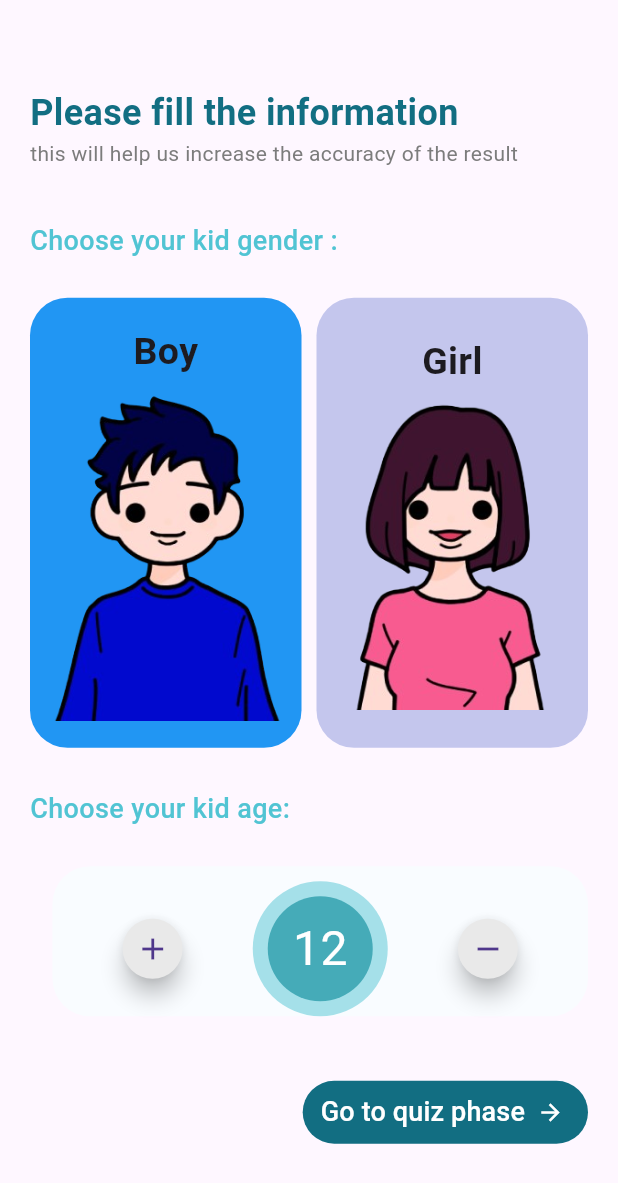
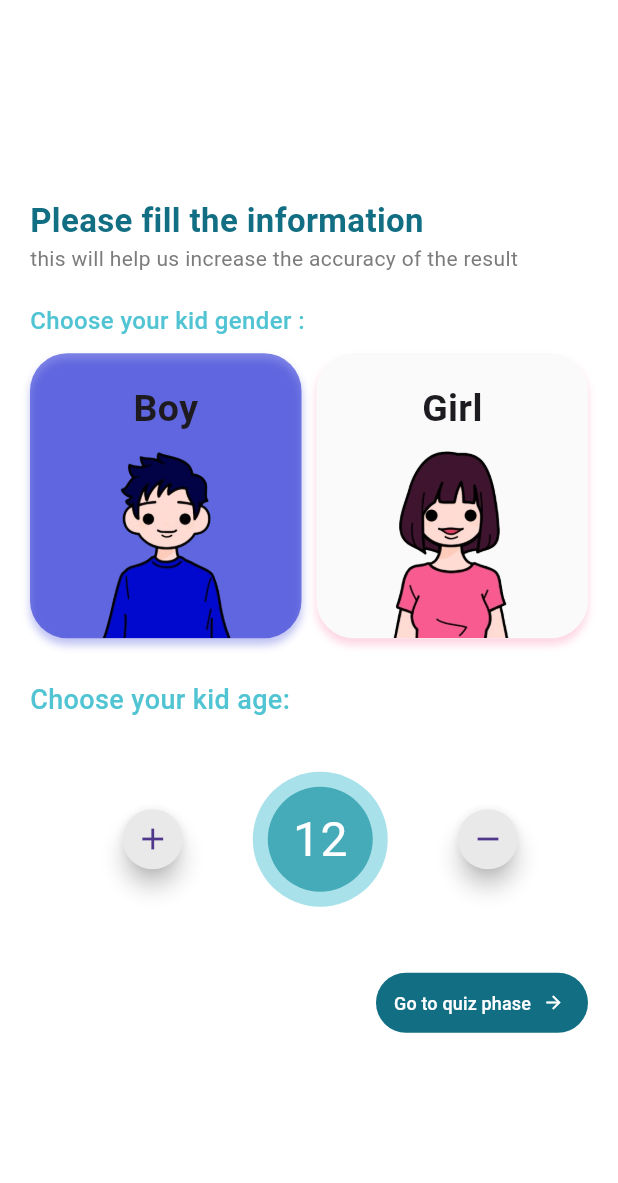
Before and after one commit to Al-Dos024/Neuro-Rush, a Flutter app: the screen it shows after launch, on a phone screen of 412 x 824 dp. Shown: the top 1183 px of the screen. Run offline on Flutter 3.47's test engine with Material 3 defaults, Android fonts, the phone set to English and light mode, and no system bars; our stand-ins replace font_awesome_flutter, google_fonts, smooth_page_indicator; Roboto replaces fonts that are missing (Kodchasan).

Commit message:
some refactor on def_the_kid

```diff
--- a/lib/constants.dart
+++ b/lib/constants.dart
@@ -8,3 +8,5 @@ const Color kGraycolor_1 = Color(0xff7C7C7C);
 const Color kGraycolor_2 = Color(0xffE9E9E9);
 const Color kBluecolor_1 = Color(0xff126E82);
 const Color kBluecolor_2 = Color(0xff45ABB8);
+const Color kFemalecolor = Color(0xffF85B90);
+const Color kMalecolor = Color(0xff000BCC);
--- /dev/null
+++ b/lib/features/main/screens/main_view.dart
@@ -0,0 +1,19 @@
+import 'package:flutter/material.dart';
+
+class MainView extends StatelessWidget {
+  const MainView({super.key});
+
+  @override
+  Widget build(BuildContext context) {
+    return Scaffold(
+      appBar: AppBar(
+        actions: [
+          IconButton(
+            icon: const Icon(Icons.menu),
+            onPressed: (){},
+          )
+        ],
+      ),
+    );
+  }
+}
--- a/lib/features/quiz for kid/presentation/screens/def_the_kid.dart
+++ b/lib/features/quiz for kid/presentation/screens/def_the_kid.dart
@@ -1,5 +1,6 @@
 import 'package:adhd/constants.dart';
 import 'package:flutter/material.dart';
+import 'package:google_fonts/google_fonts.dart';
 
 import 'kid.dart';
 
@@ -16,42 +17,49 @@ class _DefineTheKidState extends State<DefineTheKid> {
   @override
   Widget build(BuildContext context) {
     return Scaffold(
+      backgroundColor: kWhitecolor,
       body: Padding(
         padding: const EdgeInsets.all(20.0),
-        child: Column(mainAxisAlignment: MainAxisAlignment.center, children: [
-          const Align(
+        child: Column(
+          mainAxisAlignment: MainAxisAlignment.center,
+          children: [
+            Align(
               alignment: Alignment.bottomLeft,
               child: Text(
                 'Please fill the information ',
-              style: TextStyle(
-                fontSize: 24,
+                style: GoogleFonts.kodchasan(
+                  fontSize: 22,
                   color: kBluecolor_1,
                   fontWeight: FontWeight.bold,
                 ),
               ),
             ),
-          const Align(
+            Align(
               alignment: Alignment.bottomLeft,
               child: Text(
                 'this will help us increase the accuracy of the result',
-              style: TextStyle(fontSize: 14, color: kGraycolor_1),
+                style: GoogleFonts.kodchasan(
+                  fontSize: 14,
+                  color: kGraycolor_1,
+                ),
               ),
             ),
             const SizedBox(
-            height: 35,
+              height: 20,
             ),
-          const Align(
+            Align(
               alignment: Alignment.bottomLeft,
               child: Text(
                 'Choose your kid gender :',
-              style: TextStyle(
-                  fontSize: 18,
+                style: GoogleFonts.kodchasan(
+                  fontSize: 16,
                   color: kPrimerycolor,
-                  fontWeight: FontWeight.w500),
+                  fontWeight: FontWeight.w500,
+                ),
               ),
             ),
             const SizedBox(
-            height: 25,
+              height: 10,
             ),
             Row(
               children: [
@@ -63,26 +71,37 @@ class _DefineTheKidState extends State<DefineTheKid> {
                       });
                     },
                     child: Container(
-                    height: 300,
+                      height: 190,
+                      width: 150,
                       decoration: BoxDecoration(
+                        boxShadow: [
+                          BoxShadow(
+                            color: kMalecolor.withOpacity(0.25),
+                            spreadRadius: 0,
+                            blurRadius: 4,
+                            offset: const Offset(0, 4),
+                          ),
+                        ],
                         borderRadius: BorderRadius.circular(25),
                         color: isMale
-                          ? Colors.blue
-                          : const Color.fromARGB(255, 196, 198, 237),
+                            ? kMalecolor.withOpacity(0.5)
+                            : kWhitecolor_1,
                       ),
-                    child: const Column(
-                      mainAxisAlignment: MainAxisAlignment.center,
+                      child: Column(
+                        mainAxisAlignment: MainAxisAlignment.end,
+                        crossAxisAlignment: CrossAxisAlignment.center,
                         children: [
                           Text(
                             'Boy',
-                          style: TextStyle(
+                            style: GoogleFonts.kodchasan(
                                 fontSize: 25, fontWeight: FontWeight.bold),
                           ),
-                        SizedBox(
+                          const SizedBox(
                             height: 10,
                           ),
-                        Image(
+                          const Image(
                             image: AssetImage("assets/icons/male.png"),
+                            height: 125,
                           )
                         ],
                       ),
@@ -100,26 +119,38 @@ class _DefineTheKidState extends State<DefineTheKid> {
                       });
                     },
                     child: Container(
-                    height: 300,
+                      height: 190,
+                      width: 150,
                       decoration: BoxDecoration(
+                        boxShadow: [
+                          BoxShadow(
+                            color: kFemalecolor.withOpacity(0.25),
+                            spreadRadius: 0,
+                            blurRadius: 4,
+                            offset: const Offset(0, 4),
+                          ),
+                        ],
                         borderRadius: BorderRadius.circular(25),
                         color: isMale
-                          ? const Color.fromARGB(255, 196, 198, 237)
-                          : Colors.pinkAccent,
+                            ? kWhitecolor_1
+                            : kFemalecolor.withOpacity(0.5),
                       ),
-                    child: const Column(
-                      mainAxisAlignment: MainAxisAlignment.center,
+                      child: Column(
+                        mainAxisAlignment: MainAxisAlignment.end,
                         children: [
                           Text(
                             'Girl',
-                          style: TextStyle(
-                              fontSize: 25, fontWeight: FontWeight.bold),
+                            style: GoogleFonts.kodchasan(
+                              fontSize: 25,
+                              fontWeight: FontWeight.bold,
                             ),
-                        SizedBox(
+                          ),
+                          const SizedBox(
                             height: 10,
                           ),
-                        Image(
+                          const Image(
                             image: AssetImage("assets/icons/female.png"),
+                            height: 125,
                           ),
                         ],
                       ),
@@ -134,11 +165,11 @@ class _DefineTheKidState extends State<DefineTheKid> {
             const SizedBox(
               height: 28,
             ),
-          const Align(
+            Align(
               alignment: Alignment.bottomLeft,
               child: Text(
                 'Choose your kid age:',
-              style: TextStyle(
+                style: GoogleFonts.kodchasan(
                     fontSize: 18,
                     color: kPrimerycolor,
                     fontWeight: FontWeight.w500),
@@ -156,9 +187,9 @@ class _DefineTheKidState extends State<DefineTheKid> {
                   child: Container(
                     decoration: BoxDecoration(
                       borderRadius: BorderRadius.circular(25),
-                    color: const Color.fromARGB(255, 249, 252, 255),
                     ),
                     child: Column(
+                      crossAxisAlignment: CrossAxisAlignment.end,
                       mainAxisAlignment: MainAxisAlignment.center,
                       children: [
                         const SizedBox(
@@ -202,7 +233,7 @@ class _DefineTheKidState extends State<DefineTheKid> {
                                     child: Center(
                                       child: Text(
                                         '$age',
-                                      style: const TextStyle(
+                                        style: GoogleFonts.kodchasan(
                                             fontSize: 32, color: Colors.white),
                                       ),
                                     ) // inner content
@@ -238,10 +269,28 @@ class _DefineTheKidState extends State<DefineTheKid> {
             const SizedBox(
               height: 40,
             ),
-
             Align(
               alignment: Alignment.topRight,
-            child: TextButton.icon(
+              child: IconWithLableButton(
+                age: age,
+                isMale: isMale,
+              ),
+            ),
+          ],
+        ),
+      ),
+    );
+  }
+}
+
+class IconWithLableButton extends StatelessWidget {
+  const IconWithLableButton(
+      {super.key, required this.isMale, required this.age});
+  final bool isMale;
+  final int age;
+  @override
+  Widget build(BuildContext context) {
+    return TextButton.icon(
       style: TextButton.styleFrom(
         backgroundColor: kBluecolor_1,
       ),
@@ -252,20 +301,22 @@ class _DefineTheKidState extends State<DefineTheKid> {
             builder: (context) => QuizForKids(
               isMale: isMale,
               age: age,
-                            )));
+            ),
+          ),
+        );
       },
-              label: const Text(
+      label: Text(
         "Go to quiz phase",
-                style: TextStyle(fontSize: 18, color: Colors.white),
+        style: GoogleFonts.kodchasan(
+          fontSize: 12,
+          color: Colors.white,
+        ),
       ),
       iconAlignment: IconAlignment.end,
       icon: const Icon(
         Icons.arrow_forward,
         color: Colors.white,
-              ),
-            ),
-          ),
-        ]),
+        size: 14,
       ),
     );
   }
--- a/lib/features/quiz for kid/presentation/screens/kid.dart
+++ b/lib/features/quiz for kid/presentation/screens/kid.dart
@@ -51,13 +51,13 @@ class _QuizForKidsState extends State<QuizForKids> {
               Container(
                   width: 80,
                   height: 80,
-                  padding: EdgeInsets.all(15.0),
+                  padding: const EdgeInsets.all(15.0),
                   alignment: Alignment.center,
                   child: Image.asset('assets/icons/slash.png')),
               Container(
                 width: 80,
                 height: 80,
-                padding: EdgeInsets.all(15.0),
+                padding: const EdgeInsets.all(15.0),
                 alignment: Alignment.topLeft,
                 child: Text(
                   '${currentQuestionIndex + 1}',
@@ -66,7 +66,7 @@ class _QuizForKidsState extends State<QuizForKids> {
               Container(
                 width: 80,
                 height: 80,
-                padding: EdgeInsets.all(15.0),
+                padding: const EdgeInsets.all(15.0),
                 alignment: Alignment.bottomRight,
                 child: Text(
                   questionList.length.toString(),
```
Lines whose indentation alone changed are shown as unchanged.
